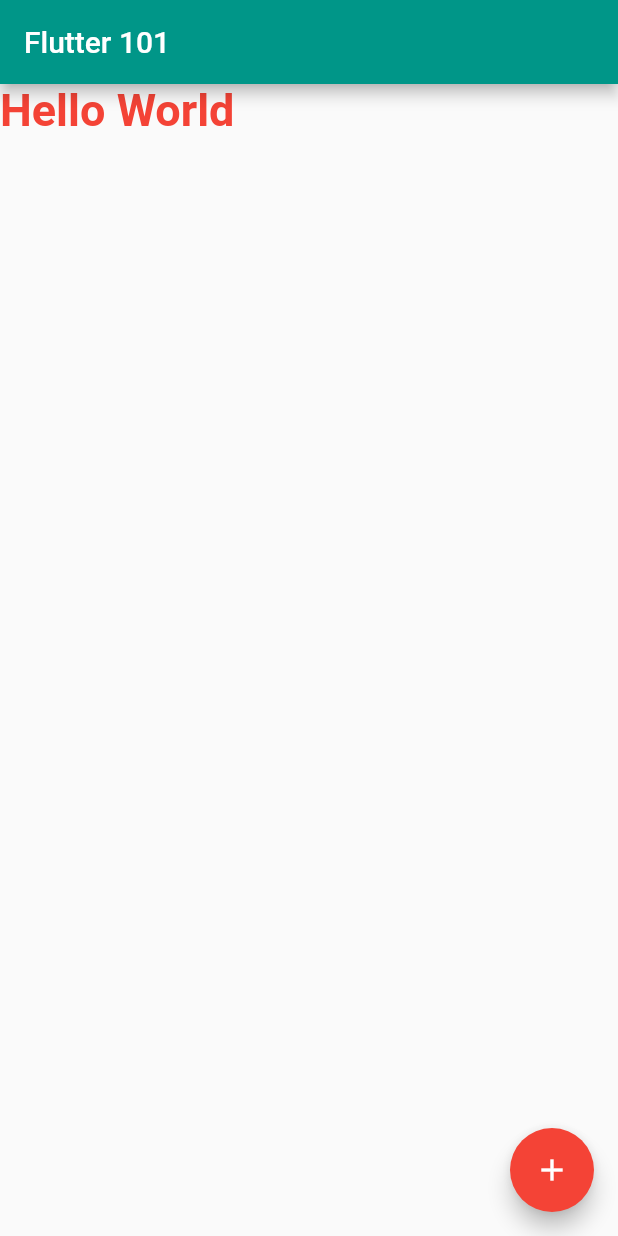
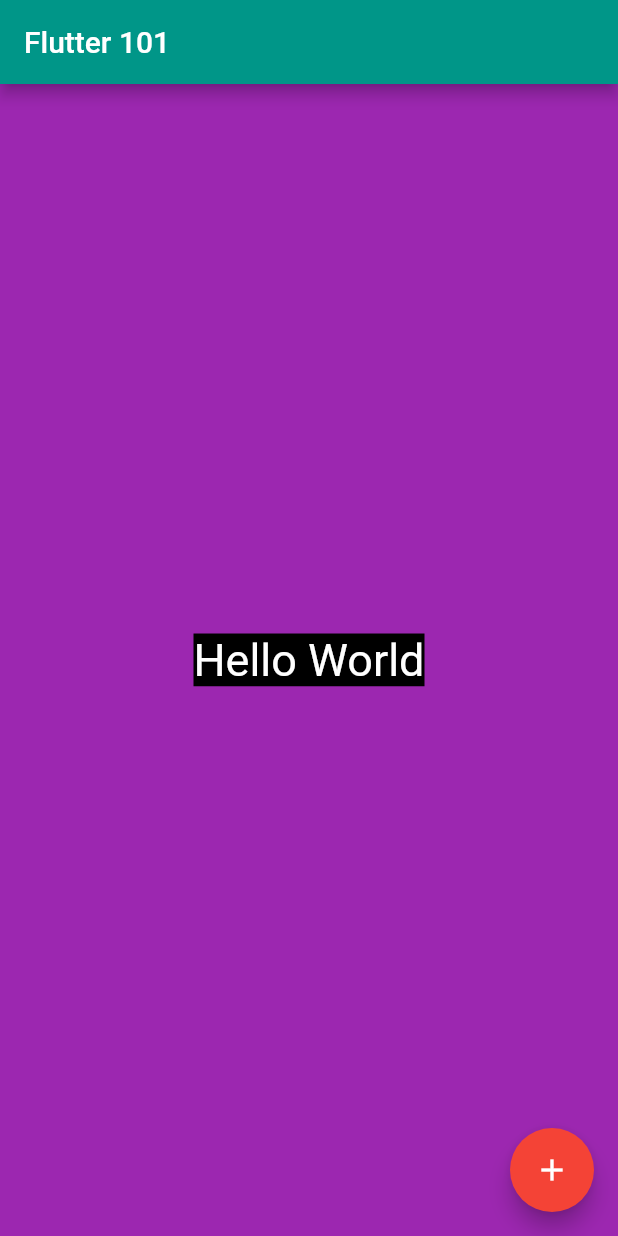
Before and after one commit to ademhatay/flutter-101, a Flutter app: the screen it shows after launch, on a phone screen of 412 x 824 dp. Run offline on Flutter 3.47's test engine with Material 2 defaults, Android fonts, the phone set to English and light mode, and no system bars.

Commit message:
container

```diff
--- a/lib/main.dart
+++ b/lib/main.dart
@@ -16,14 +16,18 @@ class MyApp extends StatelessWidget {
         appBar: AppBar(
           title: const Text('Flutter 101'),
         ),
-        body: const Text(
-          'Hello World',
-          style: TextStyle(
-            fontSize: 30,
-            fontWeight: FontWeight.bold,
-            color: Colors.red,
-          ),
-        ),
+        body: Container(
+            color: Colors.purple,
+            child: const Center(
+              child: Text(
+                'Hello World',
+                style: TextStyle(
+                  fontSize: 30,
+                  color: Colors.white,
+                  backgroundColor: Colors.black,
+                ),
+              ),
+            )),
         floatingActionButton: FloatingActionButton(
           onPressed: () {
             debugPrint('Clicked');
```
